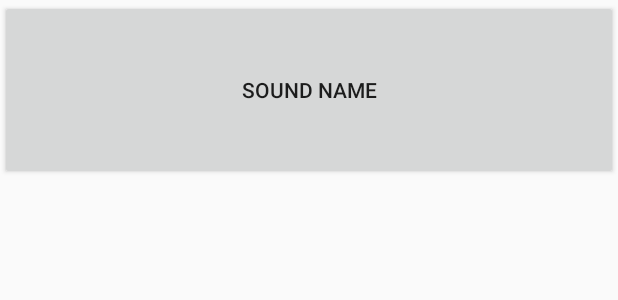
After one commit to hoffman250/BeatBox, an Android app: the layout list_item_sound.xml on its own in the app's theme, with its tools: preview values and no code run, on a phone screen of 412 x 824 dp. The commit adds this screen. Shown: the top 300 px of the screen. Run offline under Robolectric (Android 15) with nearby library versions, the phone set to English and light mode, and no system bars.

Commit message:
Chp. 20, added list_item_sound.xml to project and SoundHolder to BeatBoxFragment.java.

```diff
--- /dev/null
+++ b/BeatBox/app/src/main/res/layout/list_item_sound.xml
@@ -0,0 +1,9 @@
+<?xml version="1.0" encoding="utf-8"?>
+<layout xmlns:android="http://schemas.android.com/apk/res/android"
+        xmlns:tools="http://schemas.android.com/tools">
+    <Button
+        android:layout_width="match_parent"
+        android:layout_height="120dp"
+        android:text="@{viewModel.title}"
+        tools:text="Sound name"/>
+</layout>
```
Also changed, not shown: BeatBox/app/src/main/java/com/brianhoffman/android/beatbox/BeatBoxFragment.java (+17 -0 lines).
